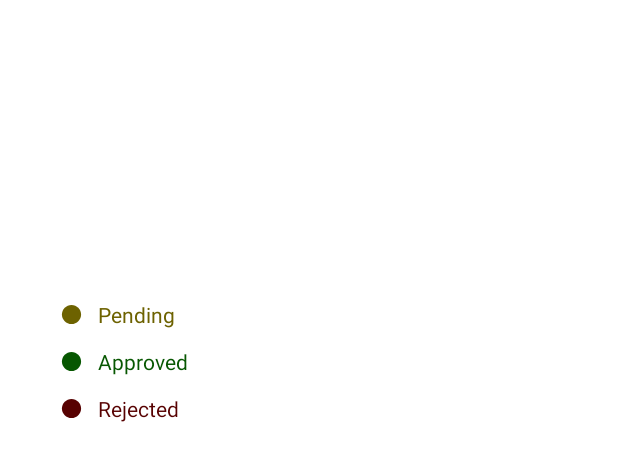
After one commit to ditocpp/Aplikasi-Perizinan-Staff, an Android app: the layout dialog_help.xml on its own in the app's theme, with its tools: preview values and no code run, on a phone screen of 412 x 824 dp. The commit adds this screen. Shown: the top 461 px of the screen. Run offline under Robolectric (Android 15) with nearby library versions, the phone set to English and light mode, and no system bars.

Commit message:
menambahkan kelas MyDialogHelp.kt dan juga menambahkan colors.xml warna baru

```diff
--- a/app/src/main/AndroidManifest.xml
+++ b/app/src/main/AndroidManifest.xml
@@ -17,13 +17,13 @@
         <activity
             android:name=".LetterAddActivity"
             android:exported="false"
-            android:parentActivityName=".StaffHomeActivity"></activity>
+            android:parentActivityName="com.example.myfinalproject_capstone.ui.staff.StaffHomeActivity"></activity>
         <activity
-            android:name=".ManagerHomeActivity"
+            android:name="com.example.myfinalproject_capstone.ui.manager.ManagerHomeActivity"
             android:exported="false"
             android:label="@string/title_activity_main" />
         <activity
-            android:name=".StaffHomeActivity"
+            android:name="com.example.myfinalproject_capstone.ui.staff.StaffHomeActivity"
             android:exported="false" />
         <activity
             android:name=".SignupCompanyActivity"
--- a/app/src/main/java/com/example/myfinalproject_capstone/LoginActivity.kt
+++ b/app/src/main/java/com/example/myfinalproject_capstone/LoginActivity.kt
@@ -6,6 +6,8 @@ import android.os.Bundle
 import android.view.View
 import android.widget.Toast
 import com.example.myfinalproject_capstone.databinding.ActivityLoginBinding
+import com.example.myfinalproject_capstone.ui.manager.ManagerHomeActivity
+import com.example.myfinalproject_capstone.ui.staff.StaffHomeActivity
 import com.google.firebase.database.*
 
 class LoginActivity : AppCompatActivity(), View.OnClickListener {
--- a/app/src/main/java/com/example/myfinalproject_capstone/SignupActivity.kt
+++ b/app/src/main/java/com/example/myfinalproject_capstone/SignupActivity.kt
@@ -7,6 +7,7 @@ import android.view.View
 import android.widget.Toast
 import com.example.myfinalproject_capstone.entity.DataUsers
 import com.example.myfinalproject_capstone.databinding.ActivitySignupBinding
+import com.example.myfinalproject_capstone.ui.staff.StaffHomeActivity
 import com.google.firebase.database.DatabaseReference
 import com.google.firebase.database.FirebaseDatabase
 
--- a/app/src/main/java/com/example/myfinalproject_capstone/SignupCompanyActivity.kt
+++ b/app/src/main/java/com/example/myfinalproject_capstone/SignupCompanyActivity.kt
@@ -7,6 +7,7 @@ import android.view.View
 import android.widget.Toast
 import com.example.myfinalproject_capstone.entity.DataUsers
 import com.example.myfinalproject_capstone.databinding.ActivitySignupCompanyBinding
+import com.example.myfinalproject_capstone.ui.staff.StaffHomeActivity
 import com.google.firebase.database.DatabaseReference
 import com.google.firebase.database.FirebaseDatabase
 
--- /dev/null
+++ b/app/src/main/res/drawable/ic_baseline_circle_24.xml
@@ -0,0 +1,5 @@
+<vector android:height="24dp" android:tint="#FFFFFF"
+    android:viewportHeight="24" android:viewportWidth="24"
+    android:width="24dp" xmlns:android="http://schemas.android.com/apk/res/android">
+    <path android:fillColor="@android:color/white" android:pathData="M12,2C6.47,2 2,6.47 2,12s4.47,10 10,10 10,-4.47 10,-10S17.53,2 12,2z"/>
+</vector>
--- a/app/src/main/res/layout/activity_manager_home.xml
+++ b/app/src/main/res/layout/activity_manager_home.xml
@@ -4,7 +4,7 @@
     xmlns:tools="http://schemas.android.com/tools"
     android:layout_width="match_parent"
     android:layout_height="match_parent"
-    tools:context=".ManagerHomeActivity">
+    tools:context=".ui.manager.ManagerHomeActivity">
 
     <ProgressBar
         android:id="@+id/progressbar"
@@ -22,7 +22,7 @@
         tools:listitem="@layout/item_letter" />
 
     <com.google.android.material.floatingactionbutton.FloatingActionButton
-        android:id="@+id/fab_add"
+        android:id="@+id/fab_help"
         android:layout_width="wrap_content"
         android:layout_height="wrap_content"
         android:layout_margin="16dp"
--- /dev/null
+++ b/app/src/main/res/layout/dialog_help.xml
@@ -0,0 +1,76 @@
+<?xml version="1.0" encoding="utf-8"?>
+<androidx.constraintlayout.widget.ConstraintLayout
+    xmlns:android="http://schemas.android.com/apk/res/android"
+    xmlns:app="http://schemas.android.com/apk/res-auto"
+    android:layout_width="match_parent"
+    android:layout_height="match_parent">
+
+    <TextView
+        android:id="@+id/tv_approved"
+        android:layout_width="wrap_content"
+        android:layout_height="wrap_content"
+        android:layout_marginStart="10dp"
+        android:text="@string/approved"
+        android:textColor="@color/green"
+        app:layout_constraintBottom_toBottomOf="@+id/img_approved"
+        app:layout_constraintStart_toEndOf="@+id/img_approved"
+        app:layout_constraintTop_toTopOf="@+id/img_approved" />
+
+    <ImageView
+        android:id="@+id/img_approved"
+        android:layout_width="15dp"
+        android:layout_height="15dp"
+        android:layout_marginTop="16dp"
+        app:layout_constraintBottom_toTopOf="@+id/img_rejected"
+        app:layout_constraintStart_toStartOf="@+id/img_pendding"
+        app:layout_constraintTop_toBottomOf="@+id/img_pendding"
+        app:layout_constraintVertical_bias="0.0"
+        app:srcCompat="@drawable/ic_baseline_circle_24"
+        app:tint="@color/green"/>
+
+    <ImageView
+        android:id="@+id/img_pendding"
+        android:layout_width="15dp"
+        android:layout_height="15dp"
+        app:layout_constraintBottom_toBottomOf="parent"
+        app:layout_constraintEnd_toEndOf="parent"
+        app:layout_constraintHorizontal_bias="0.10"
+        app:layout_constraintStart_toStartOf="parent"
+        app:layout_constraintTop_toTopOf="parent"
+        app:layout_constraintVertical_bias="0.25"
+        app:srcCompat="@drawable/ic_baseline_circle_24"
+        app:tint="@color/yellow" />
+
+        <TextView
+            android:id="@+id/tv_pending"
+            android:layout_width="wrap_content"
+            android:layout_height="wrap_content"
+            android:layout_marginStart="10dp"
+            android:text="@string/pending"
+            android:textColor="@color/yellow"
+            app:layout_constraintBottom_toBottomOf="@+id/img_pendding"
+            app:layout_constraintStart_toEndOf="@+id/img_pendding"
+            app:layout_constraintTop_toTopOf="@+id/img_pendding" />
+
+    <ImageView
+        android:id="@+id/img_rejected"
+        android:layout_width="15dp"
+        android:layout_height="15dp"
+        android:layout_marginTop="16dp"
+        app:layout_constraintStart_toStartOf="@+id/img_approved"
+        app:layout_constraintTop_toBottomOf="@+id/img_approved"
+        app:srcCompat="@drawable/ic_baseline_circle_24"
+        app:tint="@color/red"/>
+
+        <TextView
+            android:id="@+id/tv_prejected"
+            android:layout_width="wrap_content"
+            android:layout_height="wrap_content"
+            android:layout_marginStart="10dp"
+            android:text="@string/rejected"
+            android:textColor="@color/red"
+            app:layout_constraintBottom_toBottomOf="@+id/img_rejected"
+            app:layout_constraintStart_toEndOf="@+id/img_rejected"
+            app:layout_constraintTop_toTopOf="@+id/img_rejected" />
+
+</androidx.constraintlayout.widget.ConstraintLayout>
--- a/app/src/main/res/values/colors.xml
+++ b/app/src/main/res/values/colors.xml
@@ -8,4 +8,7 @@
     <color name="black">#FF000000</color>
     <color name="white">#FFFFFFFF</color>
     <color name="blue">#6383FD</color>
+    <color name="green">#075701</color>
+    <color name="red">#570101</color>
+    <color name="yellow">#6D6200</color>
 </resources>
```
Also changed, not shown: app/src/main/java/com/example/myfinalproject_capstone/ui/MyDialogHelp.kt (added, +21 -0 lines), app/src/main/java/com/example/myfinalproject_capstone/ui/manager/ManagerHomeActivity.kt (renamed from app/src/main/java/com/example/myfinalproject_capstone/ManagerHomeActivity.kt, +6 -4 lines), app/src/main/java/com/example/myfinalproject_capstone/ui/staff/StaffHomeActivity.kt (renamed from app/src/main/java/com/example/myfinalproject_capstone/StaffHomeActivity.kt, +5 -2 lines), app/src/main/res/layout/activity_staff_home.xml (+22 -5 lines).
